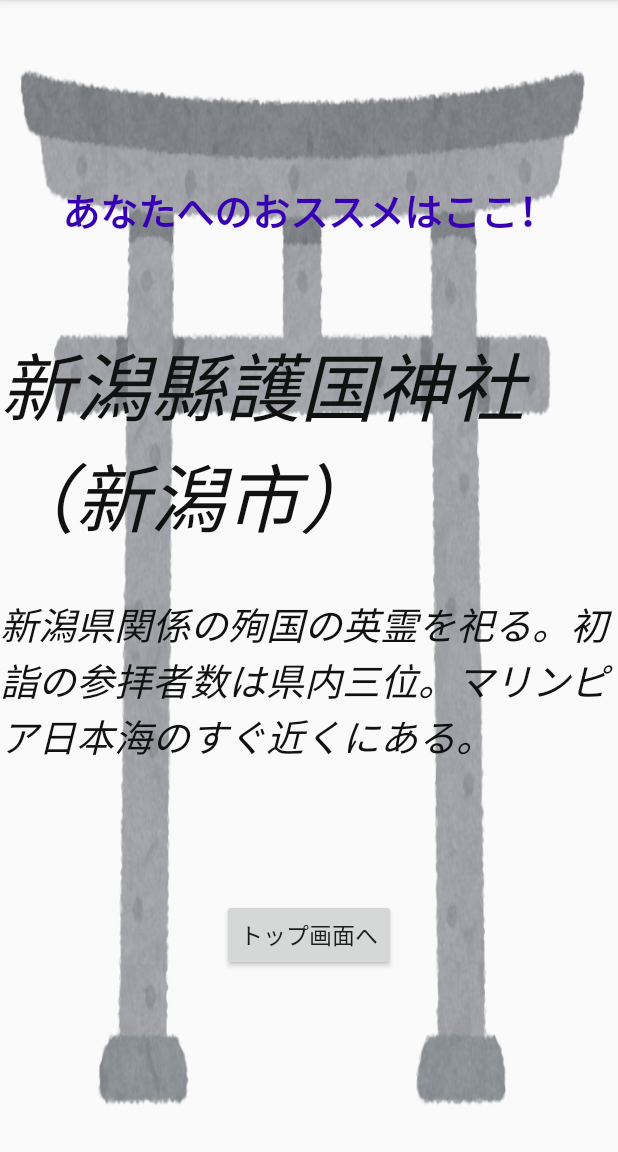
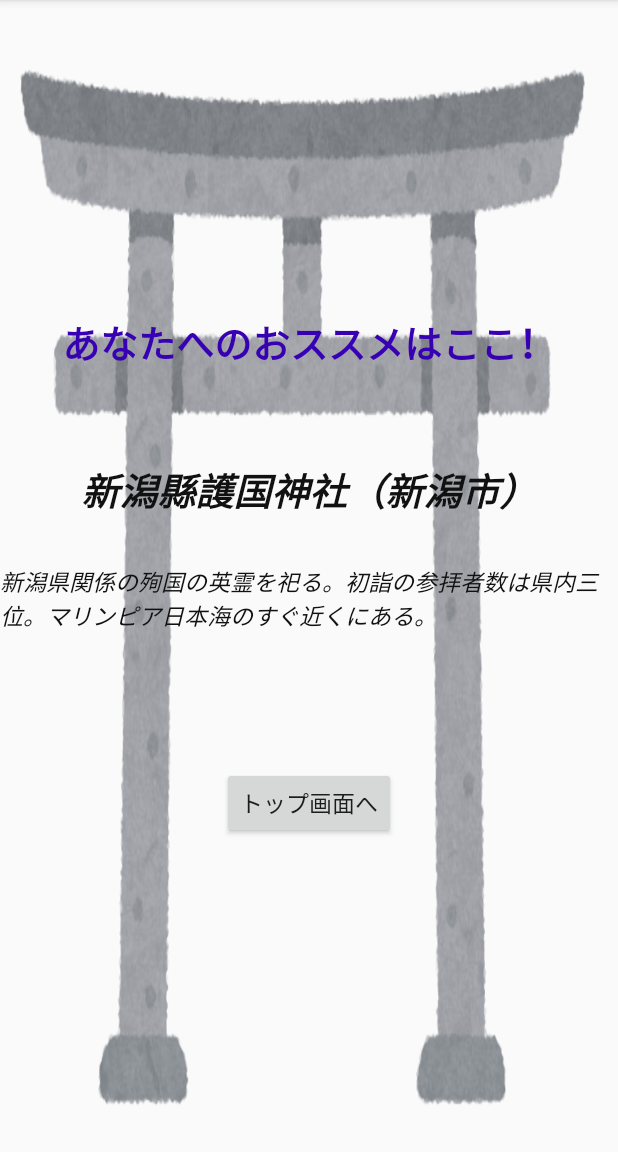
Before and after one commit to KosukeFujiwara/AndroidGameApp_Quiz_de_Sanpai, an Android app: the RecommendActivity screen opened directly, with no data from a screen before it, on a phone screen of 412 x 824 dp, the part 84-1236 px from its top. Run offline under Robolectric (Android 15) with nearby library versions, the phone set to English and light mode, and no system bars.

Commit message:
20200914修正(PM2)

```diff
--- a/app/src/main/res/layout/activity_recommend.xml
+++ b/app/src/main/res/layout/activity_recommend.xml
@@ -19,25 +19,27 @@
 
     <TextView
         android:id="@+id/recommendShrine"
-        android:layout_width="match_parent"
+        android:layout_width="wrap_content"
         android:layout_height="wrap_content"
         android:layout_marginTop="60dp"
         android:layout_marginBottom="30dp"
         android:text=""
-        android:textSize="50sp"
-        android:textStyle="italic"
+        android:textSize="25sp"
+        android:textStyle="bold|italic"
         android:textColor="#111111"
-        android:typeface="serif"/>
+        android:typeface="serif"
+        android:layout_gravity="center_horizontal"/>
     <TextView
         android:id="@+id/recommendText"
         android:layout_width="wrap_content"
         android:layout_height="wrap_content"
         android:layout_marginBottom="90dp"
         android:text=""
-        android:textSize="25sp"
+        android:textSize="15sp"
         android:textStyle="italic"
         android:textColor="#111111"
-        android:typeface="serif"/>
+        android:typeface="serif"
+        android:layout_gravity="center_horizontal"/>
     <Button
         android:id="@+id/btnToTop"
         android:layout_width="wrap_content"
```
Also changed, not shown: app/src/main/java/jp/ac/jjc/niigatashrines/GameActivity.java (+11 -9 lines).
